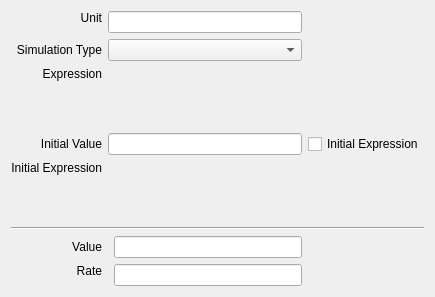
This is copasi/UI/CQModelValue.ui in copasi/COPASI as Qt 5 draws it before an edit. The edited form follows.
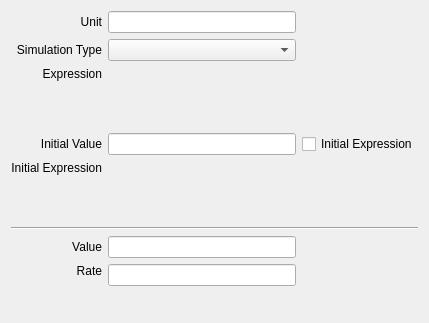
This is the edited form. Custom widgets are drawn as their Qt base class.

Commit message: Widget Layout Improvements

```diff
--- a/copasi/UI/CQModelValue.ui
+++ b/copasi/UI/CQModelValue.ui
@@ -21,8 +21,8 @@
    <rect>
     <x>0</x>
     <y>0</y>
-    <width>421</width>
-    <height>279</height>
+    <width>420</width>
+    <height>323</height>
    </rect>
   </property>
   <property name="sizePolicy">
@@ -35,8 +35,8 @@
    <string>Global Quantity</string>
   </property>
   <layout class="QGridLayout" name="gridLayout">
-   <item row="2" column="0" colspan="2">
-    <widget class="QLabel" name="mpLblExpression">
+   <item row="0" column="0">
+    <widget class="QLabel" name="mpLblUnit">
      <property name="sizePolicy">
       <sizepolicy hsizetype="Preferred" vsizetype="Minimum">
        <horstretch>0</horstretch>
@@ -44,53 +44,17 @@
       </sizepolicy>
      </property>
      <property name="text">
-      <string>Expression</string>
+      <string>Unit</string>
      </property>
      <property name="alignment">
-      <set>Qt::AlignRight|Qt::AlignTop|Qt::AlignTrailing</set>
+      <set>Qt::AlignRight|Qt::AlignTrailing|Qt::AlignVCenter</set>
      </property>
      <property name="wordWrap">
       <bool>false</bool>
      </property>
     </widget>
    </item>
-   <item row="3" column="4">
-    <widget class="QCheckBox" name="mpBoxUseInitialExpression">
-     <property name="text">
-      <string>Initial Expression</string>
-     </property>
-    </widget>
-   </item>
-   <item row="4" column="0" colspan="2">
-    <widget class="QLabel" name="mpLblInitialExpression">
-     <property name="sizePolicy">
-      <sizepolicy hsizetype="Preferred" vsizetype="Minimum">
-       <horstretch>0</horstretch>
-       <verstretch>0</verstretch>
-      </sizepolicy>
-     </property>
-     <property name="text">
-      <string>Initial Expression</string>
-     </property>
-     <property name="alignment">
-      <set>Qt::AlignRight|Qt::AlignTop|Qt::AlignTrailing</set>
-     </property>
-     <property name="wordWrap">
-      <bool>false</bool>
-     </property>
-    </widget>
-   </item>
-   <item row="1" column="2" colspan="2">
-    <widget class="QComboBox" name="mpComboBoxType">
-     <property name="sizePolicy">
-      <sizepolicy hsizetype="MinimumExpanding" vsizetype="Fixed">
-       <horstretch>0</horstretch>
-       <verstretch>0</verstretch>
-      </sizepolicy>
-     </property>
-    </widget>
-   </item>
-   <item row="0" column="2" colspan="2">
+   <item row="0" column="1">
     <widget class="QLineEdit" name="mpEditUnits">
      <property name="sizePolicy">
       <sizepolicy hsizetype="MinimumExpanding" vsizetype="Preferred">
@@ -103,7 +67,7 @@
      </property>
     </widget>
    </item>
-   <item row="1" column="0" colspan="2">
+   <item row="1" column="0">
     <widget class="QLabel" name="mpLblType">
      <property name="sizePolicy">
       <sizepolicy hsizetype="Preferred" vsizetype="Minimum">
@@ -122,39 +86,36 @@
      </property>
     </widget>
    </item>
-   <item row="3" column="0" colspan="2">
-    <widget class="QLabel" name="mpLblInitialValue">
+   <item row="1" column="1">
+    <widget class="QComboBox" name="mpComboBoxType">
      <property name="sizePolicy">
-      <sizepolicy hsizetype="Preferred" vsizetype="Preferred">
+      <sizepolicy hsizetype="MinimumExpanding" vsizetype="Fixed">
+       <horstretch>0</horstretch>
+       <verstretch>0</verstretch>
+      </sizepolicy>
+     </property>
+    </widget>
+   </item>
+   <item row="2" column="0">
+    <widget class="QLabel" name="mpLblExpression">
+     <property name="sizePolicy">
+      <sizepolicy hsizetype="Preferred" vsizetype="Minimum">
        <horstretch>0</horstretch>
        <verstretch>0</verstretch>
       </sizepolicy>
      </property>
      <property name="text">
-      <string>Initial Value</string>
+      <string>Expression</string>
      </property>
      <property name="alignment">
-      <set>Qt::AlignRight|Qt::AlignTrailing|Qt::AlignVCenter</set>
+      <set>Qt::AlignRight|Qt::AlignTop|Qt::AlignTrailing</set>
      </property>
      <property name="wordWrap">
       <bool>false</bool>
      </property>
     </widget>
    </item>
-   <item row="6" column="3">
-    <widget class="QLineEdit" name="mpEditCurrentValue">
-     <property name="sizePolicy">
-      <sizepolicy hsizetype="MinimumExpanding" vsizetype="Preferred">
-       <horstretch>0</horstretch>
-       <verstretch>0</verstretch>
-      </sizepolicy>
-     </property>
-     <property name="readOnly">
-      <bool>true</bool>
-     </property>
-    </widget>
-   </item>
-   <item row="2" column="3" colspan="2">
+   <item row="2" column="1" colspan="2">
     <widget class="CQExpressionMmlStackedWidget" name="mpExpressionEMW">
      <property name="minimumSize">
       <size>
@@ -162,24 +123,84 @@
        <height>60</height>
       </size>
      </property>
+     <property name="currentIndex">
+      <number>0</number>
+     </property>
      <widget class="QWidget" name="page"/>
      <widget class="QWidget" name="page_2"/>
     </widget>
    </item>
-   <item row="8" column="3">
-    <spacer name="verticalSpacer">
-     <property name="orientation">
-      <enum>Qt::Vertical</enum>
+   <item row="3" column="0">
+    <widget class="QLabel" name="mpLblInitialValue">
+     <property name="sizePolicy">
+      <sizepolicy hsizetype="Preferred" vsizetype="Preferred">
+       <horstretch>0</horstretch>
+       <verstretch>0</verstretch>
+      </sizepolicy>
      </property>
-     <property name="sizeHint" stdset="0">
+     <property name="text">
+      <string>Initial Value</string>
+     </property>
+     <property name="alignment">
+      <set>Qt::AlignRight|Qt::AlignTrailing|Qt::AlignVCenter</set>
+     </property>
+     <property name="wordWrap">
+      <bool>false</bool>
+     </property>
+    </widget>
+   </item>
+   <item row="3" column="1">
+    <widget class="QLineEdit" name="mpEditInitialValue">
+     <property name="sizePolicy">
+      <sizepolicy hsizetype="MinimumExpanding" vsizetype="Preferred">
+       <horstretch>0</horstretch>
+       <verstretch>0</verstretch>
+      </sizepolicy>
+     </property>
+    </widget>
+   </item>
+   <item row="3" column="2">
+    <widget class="QCheckBox" name="mpBoxUseInitialExpression">
+     <property name="text">
+      <string>Initial Expression</string>
+     </property>
+    </widget>
+   </item>
+   <item row="4" column="0">
+    <widget class="QLabel" name="mpLblInitialExpression">
+     <property name="sizePolicy">
+      <sizepolicy hsizetype="Preferred" vsizetype="Minimum">
+       <horstretch>0</horstretch>
+       <verstretch>0</verstretch>
+      </sizepolicy>
+     </property>
+     <property name="text">
+      <string>Initial Expression</string>
+     </property>
+     <property name="alignment">
+      <set>Qt::AlignRight|Qt::AlignTop|Qt::AlignTrailing</set>
+     </property>
+     <property name="wordWrap">
+      <bool>false</bool>
+     </property>
+    </widget>
+   </item>
+   <item row="4" column="1" colspan="2">
+    <widget class="CQExpressionMmlStackedWidget" name="mpInitialExpressionEMW">
+     <property name="minimumSize">
       <size>
-       <width>20</width>
-       <height>40</height>
+       <width>310</width>
+       <height>60</height>
       </size>
      </property>
-    </spacer>
+     <property name="currentIndex">
+      <number>0</number>
+     </property>
+     <widget class="QWidget" name="page_3"/>
+     <widget class="QWidget" name="page_4"/>
+    </widget>
    </item>
-   <item row="5" column="0" colspan="5">
+   <item row="5" column="0" colspan="3">
     <widget class="Line" name="mpLine1">
      <property name="frameShape">
       <enum>QFrame::HLine</enum>
@@ -189,42 +210,7 @@
      </property>
     </widget>
    </item>
-   <item row="7" column="3">
-    <widget class="QLineEdit" name="mpEditRate">
-     <property name="sizePolicy">
-      <sizepolicy hsizetype="MinimumExpanding" vsizetype="Preferred">
-       <horstretch>0</horstretch>
-       <verstretch>0</verstretch>
-      </sizepolicy>
-     </property>
-     <property name="readOnly">
-      <bool>true</bool>
-     </property>
-    </widget>
-   </item>
-   <item row="4" column="3" colspan="2">
-    <widget class="CQExpressionMmlStackedWidget" name="mpInitialExpressionEMW">
-     <property name="minimumSize">
-      <size>
-       <width>310</width>
-       <height>60</height>
-      </size>
-     </property>
-     <widget class="QWidget" name="page_3"/>
-     <widget class="QWidget" name="page_4"/>
-    </widget>
-   </item>
-   <item row="3" column="2" colspan="2">
-    <widget class="QLineEdit" name="mpEditInitialValue">
-     <property name="sizePolicy">
-      <sizepolicy hsizetype="MinimumExpanding" vsizetype="Preferred">
-       <horstretch>0</horstretch>
-       <verstretch>0</verstretch>
-      </sizepolicy>
-     </property>
-    </widget>
-   </item>
-   <item row="6" column="0" colspan="2">
+   <item row="6" column="0">
     <widget class="QLabel" name="mpLblValue">
      <property name="sizePolicy">
       <sizepolicy hsizetype="Preferred" vsizetype="Preferred">
@@ -243,7 +229,20 @@
      </property>
     </widget>
    </item>
-   <item row="7" column="0" colspan="2">
+   <item row="6" column="1">
+    <widget class="QLineEdit" name="mpEditCurrentValue">
+     <property name="sizePolicy">
+      <sizepolicy hsizetype="MinimumExpanding" vsizetype="Preferred">
+       <horstretch>0</horstretch>
+       <verstretch>0</verstretch>
+      </sizepolicy>
+     </property>
+     <property name="readOnly">
+      <bool>true</bool>
+     </property>
+    </widget>
+   </item>
+   <item row="7" column="0">
     <widget class="QLabel" name="mpLblRate">
      <property name="sizePolicy">
       <sizepolicy hsizetype="Preferred" vsizetype="Preferred">
@@ -262,25 +261,32 @@
      </property>
     </widget>
    </item>
-   <item row="0" column="0" colspan="2">
-    <widget class="QLabel" name="mpLblUnit">
+   <item row="7" column="1">
+    <widget class="QLineEdit" name="mpEditRate">
      <property name="sizePolicy">
-      <sizepolicy hsizetype="Preferred" vsizetype="Minimum">
+      <sizepolicy hsizetype="MinimumExpanding" vsizetype="Preferred">
        <horstretch>0</horstretch>
        <verstretch>0</verstretch>
       </sizepolicy>
      </property>
-     <property name="text">
-      <string>Unit</string>
-     </property>
-     <property name="alignment">
-      <set>Qt::AlignRight|Qt::AlignTop|Qt::AlignTrailing</set>
-     </property>
-     <property name="wordWrap">
-      <bool>false</bool>
+     <property name="readOnly">
+      <bool>true</bool>
      </property>
     </widget>
    </item>
+   <item row="8" column="1">
+    <spacer name="verticalSpacer">
+     <property name="orientation">
+      <enum>Qt::Vertical</enum>
+     </property>
+     <property name="sizeHint" stdset="0">
+      <size>
+       <width>20</width>
+       <height>40</height>
+      </size>
+     </property>
+    </spacer>
+   </item>
   </layout>
  </widget>
  <layoutdefault spacing="6" margin="11"/>
```
Left out of the diff: 5 changed lines with no effect on the pictures. The commit also changes 7 other files.
